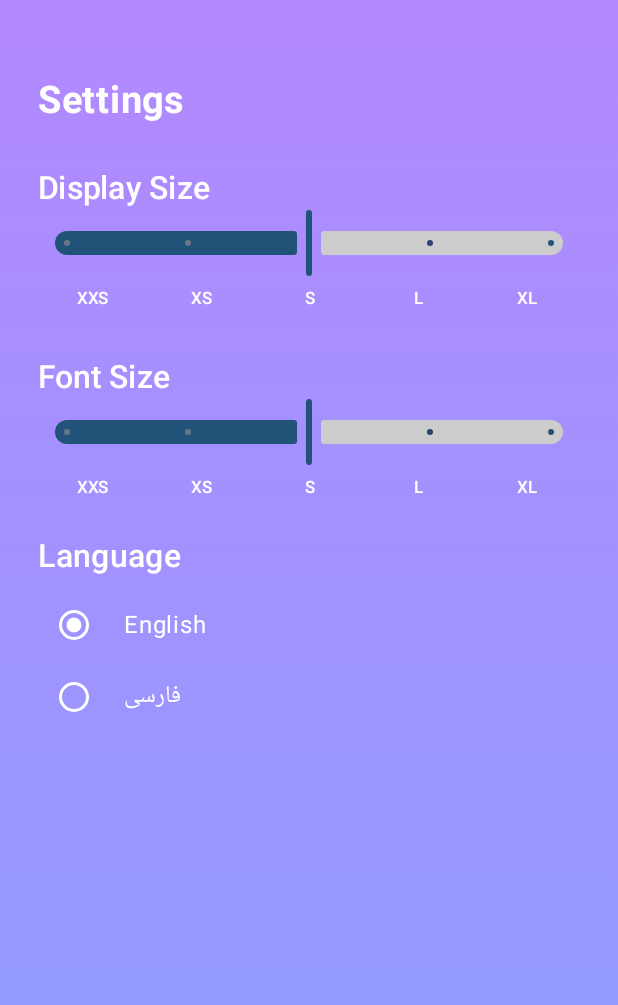
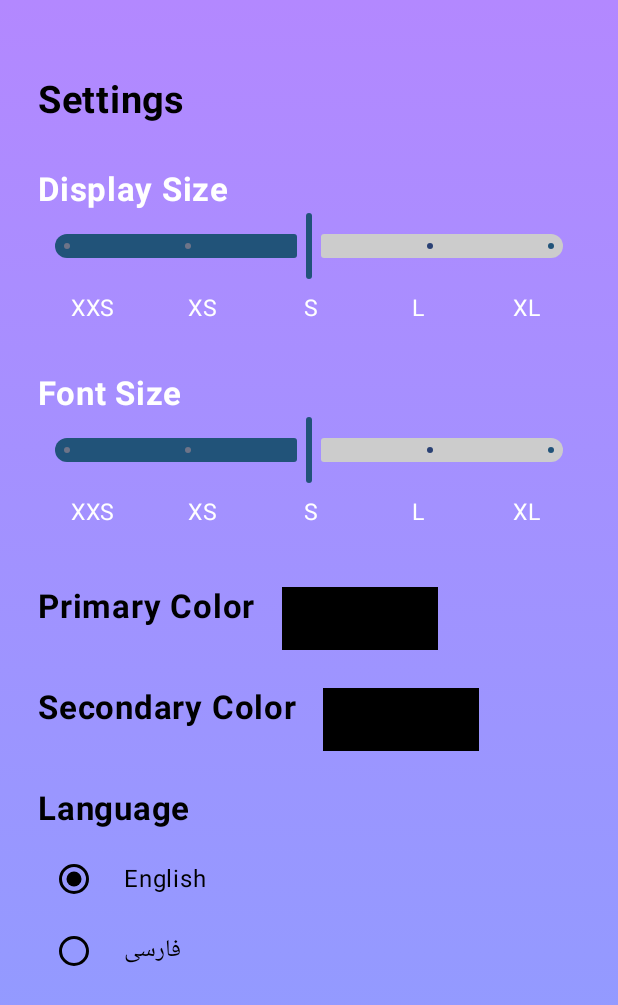
Before and after one commit to sadeghb97/water, an Android app built with Jetpack Compose: the SettingsScreen screen opened through its navigation route, on a phone screen of 412 x 824 dp. Shown: the top 1005 px of the screen. Run offline under Robolectric (Android 15) with nearby library versions, the light colour scheme and no system bars; libraries missing offline, so code that uses them is left out: com.github.skydoves.colorpicker.

Commit message:
add select color setting

```diff
--- a/app/build.gradle.kts
+++ b/app/build.gradle.kts
@@ -57,4 +57,5 @@ dependencies {
     debugImplementation(libs.androidx.ui.test.manifest)
     implementation("androidx.navigation:navigation-compose:2.7.5")
     implementation("androidx.datastore:datastore-preferences:1.0.0")
+    implementation("com.github.skydoves:colorpicker-compose:1.1.2")
 }
--- a/app/src/main/java/ir/sbpro/waterengineering/AppDataStore.kt
+++ b/app/src/main/java/ir/sbpro/waterengineering/AppDataStore.kt
@@ -1,12 +1,15 @@
 package ir.sbpro.waterengineering
 
 import android.content.Context
+import androidx.compose.ui.graphics.Color
+import androidx.compose.ui.graphics.toArgb
 import androidx.core.content.edit
 import androidx.datastore.core.DataStore
 import androidx.datastore.preferences.core.MutablePreferences
 import androidx.datastore.preferences.core.Preferences
 import androidx.datastore.preferences.core.edit
 import androidx.datastore.preferences.core.floatPreferencesKey
+import androidx.datastore.preferences.core.intPreferencesKey
 import androidx.datastore.preferences.core.stringPreferencesKey
 import androidx.datastore.preferences.preferencesDataStore
 import ir.sbpro.waterengineering.formulas.FormulaResult
@@ -26,10 +29,14 @@ class AppDataStore (val context: Context) {
         val LANGUAGE_KEY = stringPreferencesKey("language")
         val DISPLAY_SIZE = floatPreferencesKey("display_size")
         val FONT_SIZE = floatPreferencesKey("font_size")
+        val PRIMARY_COLOR = intPreferencesKey("primary_color")
+        val SECONDARY_COLOR = intPreferencesKey("secondary_color")
         val SHARED_SETTINGS_TOKEN = "shared_settings"
         val SHARED_SETTING_LANGUAGE = "shared_setting_language"
         val SHARED_SETTING_DISPLAY_SIZE = "shared_setting_display_size"
         val SHARED_SETTING_FONT_SIZE= "shared_setting_font_size"
+        val SHARED_SETTING_PRIMARY_COLOR = "shared_setting_primary_color"
+        val SHARED_SETTING_SECONDARY_COLOR= "shared_setting_secondary_color"
     }
 
     private val PARAM_PREFIX_KEY = "param_"
@@ -45,10 +52,20 @@ class AppDataStore (val context: Context) {
     val appSettingsFlow: Flow<AppSettings> = context.dataStore.data.map { preferences ->
         val dm: Float = preferences[DISPLAY_SIZE] ?: getSharedSizeConfig(SHARED_SETTING_DISPLAY_SIZE)
         val fm: Float = preferences[FONT_SIZE] ?: getSharedSizeConfig(SHARED_SETTING_FONT_SIZE)
+        val primaryColorCode = preferences[PRIMARY_COLOR]
+        val secondaryColorCode = preferences[SECONDARY_COLOR]
+
+        val primaryColor = if(primaryColorCode != null) Color(primaryColorCode)
+        else getSharedConfigColor(SHARED_SETTING_PRIMARY_COLOR)
+
+        val secondaryColor = if(secondaryColorCode != null) Color(secondaryColorCode)
+        else getSharedConfigColor(SHARED_SETTING_SECONDARY_COLOR)
 
         AppSettings(
             displaySizeMultiplier = dm,
-            fontSizeMultiplier = fm
+            fontSizeMultiplier = fm,
+            primaryColor = primaryColor,
+            secondaryColor = secondaryColor
         )
     }
 
@@ -68,6 +85,10 @@ class AppDataStore (val context: Context) {
         sharedPrefs.edit() { putFloat(config, value) }
     }
 
+    fun saveSharedColorConfig(config: String, color: Color) {
+        sharedPrefs.edit() { putInt(config, color.toArgb()) }
+    }
+
     fun getSharedLanguage(): String {
         val systemLanguage = getCurrentSystemLanguage()
         return sharedPrefs.getString(SHARED_SETTING_LANGUAGE, systemLanguage) ?: systemLanguage
@@ -75,6 +96,12 @@ class AppDataStore (val context: Context) {
 
     fun getSharedSizeConfig(config: String) : Float {
         return sharedPrefs.getFloat(config, 1f)
+    }
+
+    fun getSharedConfigColor(config: String) : Color {
+        val colorCode = sharedPrefs.getInt(config, 0)
+        return if(colorCode > 0) Color(colorCode)
+        else Color.Black
     }
 
     fun saveFormulaResult(formula: WaterEngFormula, parametersState: ParametersState, formulaResults: List<FormulaResult>){
--- a/app/src/main/java/ir/sbpro/waterengineering/lang/AppLanguage.kt
+++ b/app/src/main/java/ir/sbpro/waterengineering/lang/AppLanguage.kt
@@ -89,6 +89,10 @@ interface AppLanguage {
 
     fun displaySize(): String
     fun fontSize(): String
+    fun primaryColor(): String
+    fun secondaryColor(): String
+    fun exampleText(): String
+    fun selectColor(): String
     fun sizeOption(level: Int): String
 
     fun getParameterTitle(paramKey: String) : String
--- a/app/src/main/java/ir/sbpro/waterengineering/lang/EnLang.kt
+++ b/app/src/main/java/ir/sbpro/waterengineering/lang/EnLang.kt
@@ -91,6 +91,10 @@ class EnLang : AppLanguage {
     override fun githubRepoTitle(): String = "Github Link"
     override fun displaySize(): String = "Display Size"
     override fun fontSize(): String = "Font Size"
+    override fun primaryColor(): String = "Primary Color"
+    override fun secondaryColor(): String = "Secondary Color"
+    override fun exampleText(): String = "Example Text"
+    override fun selectColor(): String = "Select Color"
 
     override fun sizeOption(level: Int): String {
         return when(level){
--- a/app/src/main/java/ir/sbpro/waterengineering/lang/FaLang.kt
+++ b/app/src/main/java/ir/sbpro/waterengineering/lang/FaLang.kt
@@ -92,6 +92,10 @@ class FaLang : AppLanguage {
     override fun githubRepoTitle(): String = "لینک گیتهاب"
     override fun displaySize(): String = "اندازه ویوها"
     override fun fontSize(): String = "اندازه فونت"
+    override fun primaryColor(): String = "رنگ اصلی"
+    override fun secondaryColor(): String = "رنگ ثانویه"
+    override fun exampleText(): String = "متن نمونه"
+    override fun selectColor(): String = "انتخاب رنگ"
 
     override fun sizeOption(level: Int): String {
         return when(level){
--- a/app/src/main/java/ir/sbpro/waterengineering/models/AppSettings.kt
+++ b/app/src/main/java/ir/sbpro/waterengineering/models/AppSettings.kt
@@ -1,8 +1,17 @@
 package ir.sbpro.waterengineering.models
 
+import androidx.compose.ui.graphics.Color
+import ir.sbpro.waterengineering.AppDataStore
+import ir.sbpro.waterengineering.AppSingleton
 import ir.sbpro.waterengineering.utils.SizeInterface
 
 data class AppSettings(
     val displaySizeMultiplier: Float = SizeInterface.displaySizeMultiplier.value,
-    val fontSizeMultiplier: Float = SizeInterface.fontSizeMultiplier.value
+    val fontSizeMultiplier: Float = SizeInterface.fontSizeMultiplier.value,
+    val primaryColor: Color = AppSingleton.getInstance().appDataStore.getSharedConfigColor(
+        AppDataStore.SHARED_SETTING_PRIMARY_COLOR
+    ),
+    val secondaryColor: Color = AppSingleton.getInstance().appDataStore.getSharedConfigColor(
+        AppDataStore.SHARED_SETTING_SECONDARY_COLOR
+    )
 )
--- a/app/src/main/java/ir/sbpro/waterengineering/ui/components/SizeSlider.kt
+++ b/app/src/main/java/ir/sbpro/waterengineering/ui/components/SizeSlider.kt
@@ -14,6 +14,7 @@ import androidx.compose.runtime.mutableStateOf
 import androidx.compose.runtime.remember
 import androidx.compose.ui.Modifier
 import androidx.compose.ui.graphics.Color
+import androidx.compose.ui.text.font.FontWeight
 import androidx.compose.ui.text.style.TextAlign
 import ir.sbpro.waterengineering.lang.AppLanguage
 import ir.sbpro.waterengineering.utils.dxp
@@ -43,9 +44,9 @@ fun SizeSlider(
     ) {
         Text(
             text = label,
-            style = MaterialTheme.typography.titleMedium,
+            fontWeight = FontWeight.Bold,
             color = Color.White,
-            fontSize = 20.sxp,
+            fontSize = 21.sxp,
             modifier = Modifier
         )
 
@@ -74,7 +75,7 @@ fun SizeSlider(
             options.forEach { label ->
                 Text(
                     text = label,
-                    style = MaterialTheme.typography.labelSmall,
+                    fontSize = 14.sxp,
                     textAlign = TextAlign.Center,
                     color = Color.White,
                     modifier = Modifier.weight(1f)
--- a/app/src/main/java/ir/sbpro/waterengineering/ui/screens/MainScreen.kt
+++ b/app/src/main/java/ir/sbpro/waterengineering/ui/screens/MainScreen.kt
@@ -38,6 +38,7 @@ import androidx.compose.ui.platform.LocalContext
 import androidx.compose.ui.platform.LocalFocusManager
 import androidx.compose.ui.res.painterResource
 import androidx.compose.ui.text.TextRange
+import androidx.compose.ui.text.font.FontWeight
 import androidx.compose.ui.unit.DpOffset
 import androidx.navigation.NavController
 import ir.sbpro.waterengineering.AppDataStore
@@ -121,7 +122,7 @@ fun MainScreen(navController: NavController){
             Row(
                 modifier = Modifier
                     .fillMaxWidth()
-                    .padding(bottom = 8.dxp, start = 12.dxp, end = 12.dxp),
+                    .padding(bottom = 16.dxp, start = 16.dxp, end = 16.dxp),
                 verticalAlignment = Alignment.CenterVertically,
                 horizontalArrangement = Arrangement.SpaceBetween
             ) {
@@ -130,12 +131,18 @@ fun MainScreen(navController: NavController){
                         drawerState.open()
                     }
                 }) {
-                    Icon(Icons.Default.Menu, contentDescription = lang.menu(), tint = Color.White)
+                    Icon(
+                        Icons.Default.Menu,
+                        modifier = Modifier.size(30.dxp),
+                        contentDescription = lang.menu(),
+                        tint = Color.White
+                    )
                 }
 
                 Text(
                     text = lang.appName(),
-                    fontSize = 20.sxp,
+                    fontSize = 22.sxp,
+                    fontWeight = FontWeight.Bold,
                     color = Color.White
                 )
 
@@ -144,7 +151,7 @@ fun MainScreen(navController: NavController){
                         Image(
                             painter = painterResource(id = R.drawable.translate),
                             contentDescription = lang.menu(),
-                            modifier = Modifier.size(24.dxp),
+                            modifier = Modifier.size(30.dxp),
                         )
                     }
 
--- a/app/src/main/java/ir/sbpro/waterengineering/ui/screens/SettingsScreen.kt
+++ b/app/src/main/java/ir/sbpro/waterengineering/ui/screens/SettingsScreen.kt
@@ -1,7 +1,10 @@
 package ir.sbpro.waterengineering.ui.screens
 
+import androidx.compose.foundation.background
+import androidx.compose.foundation.border
 import androidx.compose.foundation.clickable
 import androidx.compose.foundation.layout.Arrangement
+import androidx.compose.foundation.layout.Box
 import androidx.compose.foundation.layout.Column
 import androidx.compose.foundation.layout.Row
 import androidx.compose.foundation.layout.Spacer
@@ -15,17 +18,19 @@ import androidx.compose.foundation.verticalScroll
 import androidx.compose.material3.DrawerValue
 import androidx.compose.material3.RadioButton
 import androidx.compose.material3.RadioButtonDefaults
-import androidx.compose.material3.Switch
-import androidx.compose.material3.SwitchDefaults
 import androidx.compose.material3.Text
 import androidx.compose.material3.rememberDrawerState
 import androidx.compose.runtime.Composable
+import androidx.compose.runtime.MutableState
 import androidx.compose.runtime.collectAsState
 import androidx.compose.runtime.getValue
+import androidx.compose.runtime.mutableStateOf
+import androidx.compose.runtime.remember
 import androidx.compose.runtime.rememberCoroutineScope
 import androidx.compose.ui.Alignment
 import androidx.compose.ui.Modifier
 import androidx.compose.ui.graphics.Color
+import androidx.compose.ui.graphics.toArgb
 import androidx.compose.ui.platform.LocalContext
 import androidx.compose.ui.text.font.FontWeight
 import androidx.datastore.preferences.core.Preferences
@@ -37,6 +42,7 @@ import ir.sbpro.waterengineering.models.AppSettings
 import ir.sbpro.waterengineering.ui.components.ScreenWrapper
 import ir.sbpro.waterengineering.ui.components.SizeConfigConvert
 import ir.sbpro.waterengineering.ui.components.SizeSlider
+import ir.sbpro.waterengineering.ui.dialogs.ColorPickerDialog
 import ir.sbpro.waterengineering.utils.dxp
 import ir.sbpro.waterengineering.utils.sxp
 import kotlinx.coroutines.launch
@@ -45,11 +51,16 @@ import kotlinx.coroutines.launch
 fun SettingsScreen(
     navController: NavController
 ) {
+    val PC_PRIMARY = "PC_PRIMARY"
+    val PC_SECONDARY = "PC_SECONDARY"
+
     val context = LocalContext.current
     val appSingleton = AppSingleton.getInstance()
     val appDataStore = appSingleton.appDataStore
     val coroutineScope = rememberCoroutineScope()
     val drawerState = rememberDrawerState(initialValue = DrawerValue.Closed)
+    val pickColor: MutableState<Color?> = remember { mutableStateOf(null) }
+    val pcCode: MutableState<String?> = remember { mutableStateOf(null) }
     val lang by appDataStore.languageFlow.collectAsState(appSingleton.startLanguage)
     val appSettings = appDataStore.appSettingsFlow.collectAsState(AppSettings())
 
@@ -70,7 +81,7 @@ fun SettingsScreen(
             horizontalAlignment = Alignment.Start,
             verticalArrangement = Arrangement.Top,
             modifier = Modifier
-                .padding(top = 50.dxp, bottom = 70.dxp, start = 24.dxp, end = 24.dxp)
+                .padding(top = 50.dxp, start = 24.dxp, end = 24.dxp)
                 .fillMaxSize()
                 .verticalScroll(rememberScrollState())
         ) {
@@ -78,7 +89,7 @@ fun SettingsScreen(
                 lang.settings(),
                 fontSize = 24.sxp,
                 fontWeight = FontWeight.Bold,
-                color = Color.White
+                color = appSettings.value.secondaryColor
             )
             Spacer(modifier = Modifier.height(30.dxp))
 
@@ -110,26 +121,46 @@ fun SettingsScreen(
                     appDataStore.saveSharedSizeConfig(AppDataStore.SHARED_SETTING_FONT_SIZE, value)
                 }
             }
+            Spacer(modifier = Modifier.height(36.dxp))
+
+            Row(
+                modifier = Modifier.fillMaxWidth()
+            ) {
+                Text(
+                    lang.primaryColor(),
+                    fontSize = 21.sxp,
+                    fontWeight = FontWeight.Bold,
+                    color = appSettings.value.secondaryColor
+                )
+                Spacer(modifier = Modifier.width(16.dxp))
+
+                SelectColorBox(appSettings.value.primaryColor){
+                    pickColor.value = appSettings.value.primaryColor
+                    pcCode.value = PC_PRIMARY
+                }
+            }
+            Spacer(modifier = Modifier.height(24.dxp))
+
+            Row(
+                modifier = Modifier.fillMaxWidth()
+            ) {
+                Text(
+                    lang.secondaryColor(),
+                    fontSize = 21.sxp,
+                    fontWeight = FontWeight.Bold,
+                    color = appSettings.value.secondaryColor
+                )
+                Spacer(modifier = Modifier.width(16.dxp))
+
+                SelectColorBox(appSettings.value.secondaryColor){
+                    pickColor.value = appSettings.value.secondaryColor
+                    pcCode.value = PC_SECONDARY
+                }
+            }
             Spacer(modifier = Modifier.height(24.dxp))
 
             /*SettingToggle(lang.settingKeepScreenOn(), clockSettings.value.keepScreenOn) {
                 toggleSetting(AppDataStore.SETTING_KEEP_SCREEN_ON, clockSettings.value.keepScreenOn)
-            }
-
-            SettingToggle(lang.settingShowMoveNumber(), clockSettings.value.showMoveNumber) {
-                toggleSetting(AppDataStore.SETTING_SHOW_MOVE_NUMBER, clockSettings.value.showMoveNumber)
-            }
-
-            SettingToggle(lang.settingShowSide(), clockSettings.value.showSide) {
-                toggleSetting(AppDataStore.SETTING_SHOW_SIDE, clockSettings.value.showSide)
-            }
-
-            SettingToggle(lang.settingDisplayAccurateTime(), clockSettings.value.displayAccurateTime) {
-                toggleSetting(AppDataStore.SETTING_DISPLAY_ACCURATE_TIME, clockSettings.value.displayAccurateTime)
-            }
-
-            SettingToggle(lang.settingPlaySoundAfterMove(), clockSettings.value.playSoundAfterMove) {
-                toggleSetting(AppDataStore.SETTING_PLAY_SOUND_AFTER_MOVE, clockSettings.value.playSoundAfterMove)
             }
 
             SettingToggle(lang.settingVibrateAfterMove(), clockSettings.value.vibrateAfterMove) {
@@ -138,7 +169,12 @@ fun SettingsScreen(
 
             //Spacer(modifier = Modifier.height(32.dxp))
 
-            Text(lang.language(), fontSize = 20.sxp, fontWeight = FontWeight.Medium, color = Color.White)
+            Text(
+                lang.language(),
+                fontSize = 21.sxp,
+                fontWeight = FontWeight.Bold,
+                color = appSettings.value.secondaryColor
+            )
             Spacer(modifier = Modifier.height(8.dxp))
 
             val langCallback: (String) -> Unit = { code ->
@@ -150,12 +186,37 @@ fun SettingsScreen(
                 }
             }
 
-            LanguageOption("English", "en", lang) { langCallback("en") }
-            LanguageOption("فارسی", "fa", lang) { langCallback("fa") }
+            LanguageOption(appSettings.value, lang, "English", "en") { langCallback("en") }
+            LanguageOption(appSettings.value, lang, "فارسی", "fa") { langCallback("fa") }
         }
+    }
+
+    ColorPickerDialog(
+        confirmText = lang.selectColor(),
+        active = pickColor.value != null,
+        initColor = pickColor.value,
+        onDismiss = {
+            pickColor.value = null
+            pcCode.value = null
+        }
+    ) { chosenColor ->
+        val dsKey = if(pcCode.value == PC_PRIMARY) AppDataStore.PRIMARY_COLOR else AppDataStore.SECONDARY_COLOR
+        val sharedPrefKey = if(pcCode.value == PC_PRIMARY) AppDataStore.SHARED_SETTING_PRIMARY_COLOR
+        else AppDataStore.SHARED_SETTING_SECONDARY_COLOR
+
+        coroutineScope.launch {
+            appDataStore.safeTransaction { prefs ->
+                prefs[dsKey] = chosenColor.toArgb()
+            }
+        }
+        appDataStore.saveSharedColorConfig(sharedPrefKey, chosenColor)
+
+        pickColor.value = null
+        pcCode.value = null
     }
 }
 
+/*
 @Composable
 fun SettingToggle(title: String, value: Boolean, onValueChange: (Boolean) -> Unit) {
     Row(
@@ -180,10 +241,30 @@ fun SettingToggle(title: String, value: Boolean, onValueChange: (Boolean) -> Uni
             )
         )
     }
+}*/
+
+@Composable
+fun SelectColorBox(color: Color, onClick: () -> Unit){
+    Box(
+        modifier = Modifier
+            .height(40.dxp)
+            .width(100.dxp)
+            .background(color)
+            .border(color = Color.Black, width = 2.dxp)
+            .clickable {
+                onClick()
+            }
+    )
 }
 
 @Composable
-fun LanguageOption(label: String, value: String, lang: AppLanguage, onSelected: (String) -> Unit) {
+fun LanguageOption(
+    appSettings: AppSettings,
+    lang: AppLanguage,
+    label: String,
+    value: String,
+    onSelected: (String) -> Unit
+) {
     Row(
         verticalAlignment = Alignment.CenterVertically,
         modifier = Modifier
@@ -194,12 +275,12 @@ fun LanguageOption(label: String, value: String, lang: AppLanguage, onSelected:
             selected = lang.getLangCode() == value,
             onClick = { onSelected(value) },
             colors = RadioButtonDefaults.colors(
-                selectedColor = Color.White,
-                unselectedColor = Color.White,
+                selectedColor = appSettings.secondaryColor,
+                unselectedColor = appSettings.secondaryColor,
                 disabledSelectedColor = Color.Gray
             )
         )
         Spacer(modifier = Modifier.width(8.dxp))
-        Text(label, color = Color.White)
+        Text(label, color = appSettings.secondaryColor)
     }
 }
```
Also changed, not shown: app/src/main/java/ir/sbpro/waterengineering/ui/dialogs/AvtDialog.kt (+17 -5 lines), app/src/main/java/ir/sbpro/waterengineering/ui/dialogs/ColorPickerDialog.kt (added, +102 -0 lines).
